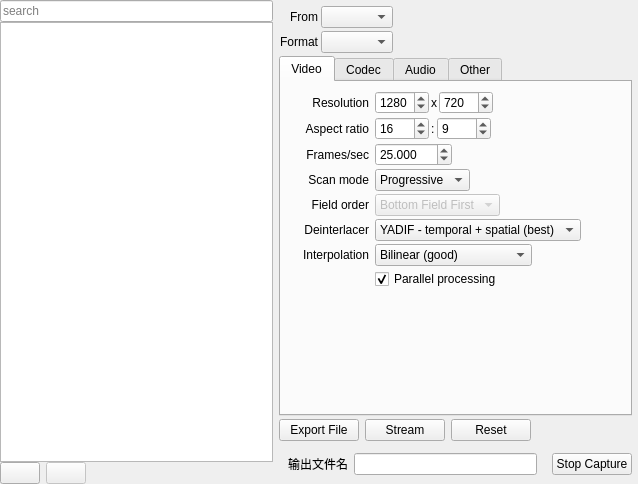
First picture: the form in src/docks/encodedock.ui, repository leoxxw/myshotcut, before the edit.
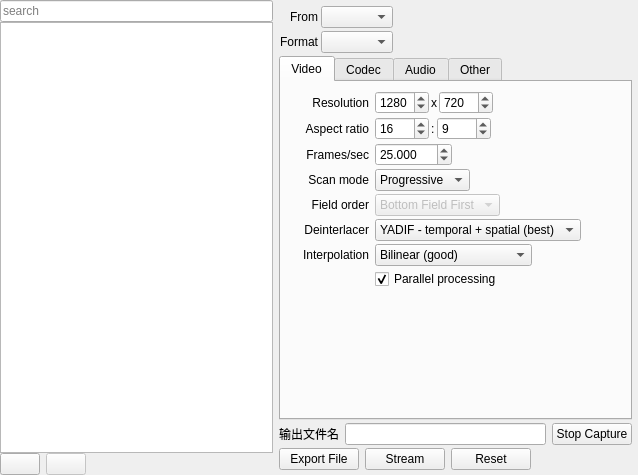
Second picture: the form after the edit. Icons and pictures are not drawn. Custom widgets are drawn as their Qt base class.

Diff of the .ui file:
```diff
--- a/src/docks/encodedock.ui
+++ b/src/docks/encodedock.ui
@@ -7,7 +7,7 @@
     <x>0</x>
     <y>0</y>
     <width>638</width>
-    <height>484</height>
+    <height>475</height>
    </rect>
   </property>
   <property name="minimumSize">
@@ -135,7 +135,7 @@
          <x>0</x>
          <y>0</y>
          <width>365</width>
-         <height>462</height>
+         <height>453</height>
         </rect>
        </property>
        <layout class="QVBoxLayout" name="verticalLayout_3">
@@ -152,7 +152,7 @@
          <number>6</number>
         </property>
         <property name="bottomMargin">
-         <number>0</number>
+         <number>5</number>
         </property>
         <item>
          <layout class="QGridLayout" name="gridLayout_5">
@@ -1548,6 +1548,48 @@
           </widget>
          </widget>
         </item>
+        <item>
+         <layout class="QHBoxLayout" name="stopCaptureLayout">
+          <property name="spacing">
+           <number>6</number>
+          </property>
+          <item>
+           <widget class="QWidget" name="widget_2" native="true">
+            <layout class="QHBoxLayout" name="horizontalLayout_20">
+             <property name="leftMargin">
+              <number>0</number>
+             </property>
+             <property name="topMargin">
+              <number>0</number>
+             </property>
+             <property name="rightMargin">
+              <number>0</number>
+             </property>
+             <property name="bottomMargin">
+              <number>0</number>
+             </property>
+             <item>
+              <widget class="QLabel" name="label_6">
+               <property name="text">
+                <string>输出文件名</string>
+               </property>
+              </widget>
+             </item>
+             <item>
+              <widget class="QLineEdit" name="lineEdit"/>
+             </item>
+            </layout>
+           </widget>
+          </item>
+          <item>
+           <widget class="QPushButton" name="stopCaptureButton">
+            <property name="text">
+             <string>Stop Capture</string>
+            </property>
+           </widget>
+          </item>
+         </layout>
+        </item>
         <item>
          <layout class="QHBoxLayout" name="horizontalLayout_2">
           <property name="spacing">
@@ -1592,36 +1634,6 @@
           </item>
          </layout>
         </item>
-        <item>
-         <layout class="QHBoxLayout" name="stopCaptureLayout">
-          <property name="spacing">
-           <number>6</number>
-          </property>
-          <item>
-           <widget class="QWidget" name="widget_2" native="true">
-            <layout class="QHBoxLayout" name="horizontalLayout_20">
-             <item>
-              <widget class="QLabel" name="label_6">
-               <property name="text">
-                <string>输出文件名</string>
-               </property>
-              </widget>
-             </item>
-             <item>
-              <widget class="QLineEdit" name="lineEdit"/>
-             </item>
-            </layout>
-           </widget>
-          </item>
-          <item>
-           <widget class="QPushButton" name="stopCaptureButton">
-            <property name="text">
-             <string>Stop Capture</string>
-            </property>
-           </widget>
-          </item>
-         </layout>
-        </item>
        </layout>
       </widget>
      </widget>
```
